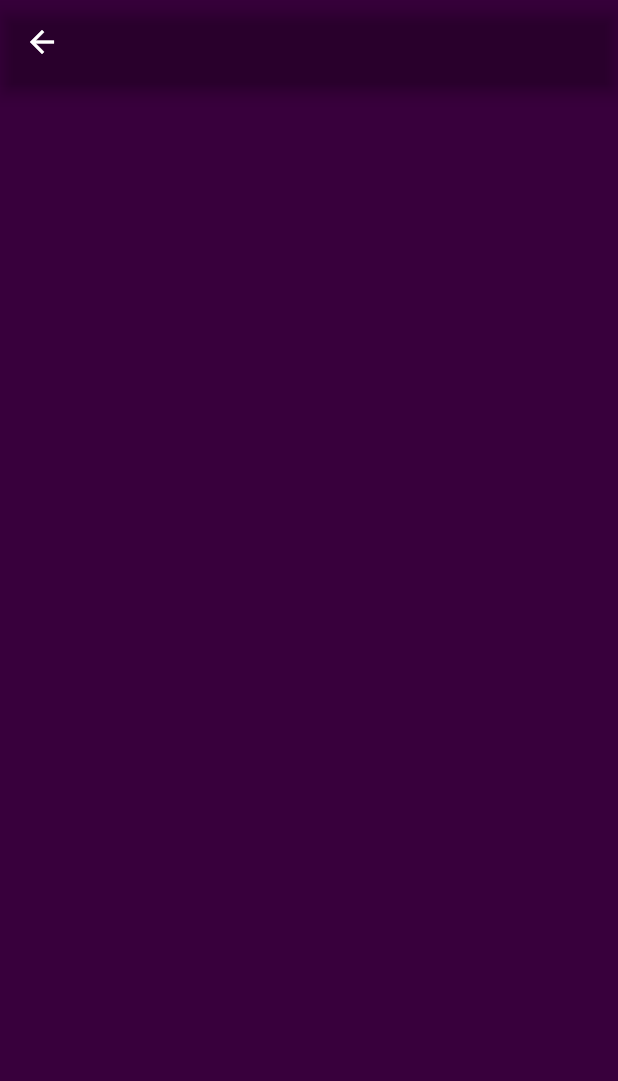
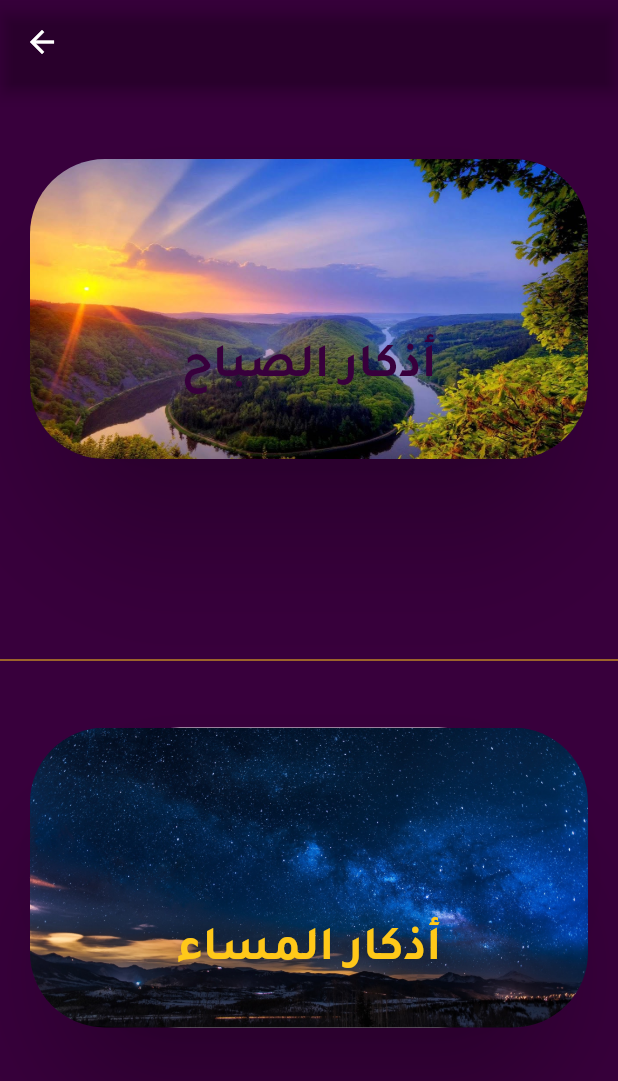
Before and after one commit to OmarHatem28/Emsakia-Ramadan, a Flutter app: the Azkar screen opened by its route, on a phone screen of 412 x 824 dp. Shown: the top 1081 px of the screen. Run offline on Flutter 3.47's test engine with Material 2 defaults, Android fonts, the phone set to English and light mode, and no system bars; our stand-ins replace cloud_firestore, flutter_swiper; missing offline and left inert: circle_wheel_scroll; accounts and stored records are empty.

Commit message:
Added Azkar Page to choose which zekr to display

```diff
--- a/lib/azkar.dart
+++ b/lib/azkar.dart
@@ -1,98 +1,87 @@
+import 'package:emsakia/evening_zekr.dart';
 import 'package:emsakia/main.dart';
 import 'package:flutter/material.dart';
-import 'package:cloud_firestore/cloud_firestore.dart';
-import 'package:flutter_swiper/flutter_swiper.dart';
-import 'Models/Azkar/AzkarContent.dart';
 
-class Azkar extends StatefulWidget {
-  @override
-  State<StatefulWidget> createState() => AzkarState();
-}
-
-class AzkarState extends State<Azkar> {
-  Stream firebaseStream;
-
-  List<AzkarContent> myAzkar = new List();
-
-  final MaterialColor primaryColorShades = MaterialColor(
-    0xFF38003C,
-    <int, Color>{
-      50: Color(0xFF38003C),
-      100: Color(0xFF38003C),
-      200: Color(0xFF38003C),
-      300: Color(0xFF38003C),
-      400: Color(0xFF38003C),
-      500: Color(0xFF38003C),
-      600: Color(0xFF38003C),
-      700: Color(0xFF38003C),
-      800: Color(0xFF38003C),
-      900: Color(0xFF38003C),
-    },
-  );
-
-  @override
-  void initState() {
-    super.initState();
-    firebaseStream = Firestore.instance.collection('evening_zekr').snapshots();
-  }
-
+class Azkar extends StatelessWidget {
   @override
   Widget build(BuildContext context) {
     return Scaffold(
       appBar: AppBar(
         backgroundColor: Colors.transparent,
       ),
-      body: buildBody(),
+      body: Center(
+        child: buildCards(context),
+        heightFactor: 200,
+      ),
       backgroundColor: primaryColorShades,
     );
   }
 
-  Widget buildBody() {
-    return StreamBuilder<QuerySnapshot>(
-      stream: firebaseStream,
-      builder: (context, snapshot) {
-        if (!snapshot.hasData) return CircularProgressIndicator();
-
-        snapshot.data.documents.forEach((doc) {
-//          print(doc.data);
-          myAzkar.add(AzkarContent.fromSnapShot(doc));
-        });
-        return buildSwiper(myAzkar);
-      },
-    );
-  }
-
-  Widget buildSwiper(List<AzkarContent> myAzkar) {
-    return new Swiper(
-      itemBuilder: (BuildContext context, int index) {
-        return buildItem(index);
-      },
-      itemCount: myAzkar.length,
-      itemWidth: MediaQuery.of(context).size.width - 10,
-      itemHeight: MediaQuery.of(context).size.height,
-      layout: SwiperLayout.TINDER,
-    );
-  }
-
-  Widget buildItem(int index) {
-    return Stack(
+  Widget buildCards(BuildContext context) {
+    return Column(
       children: <Widget>[
-        Card(
-          child: Image.asset('img/azkar_image.jpg'),
-          elevation: 4,
-          color: Colors.red,
+        Expanded(
+          child: Stack(
+            children: <Widget>[
+              Card(
+                child: GestureDetector(
+                  child: Container(
+                    height: 200,
+                    decoration: BoxDecoration(
+                        borderRadius: BorderRadius.circular(50),
+//            border: Border.all(),
+                        image: DecorationImage(
+                          image: AssetImage('img/morning1.jpg'),
+                          fit: BoxFit.fill,
+                        )),
+                  ),
+                  onTap: () => print("Hi"),
+                ),
+                elevation: 32,
+                margin: EdgeInsets.fromLTRB(20, 50, 20, 40),
+                shape: StadiumBorder(),
+              ),
+              Align(
+                child: Text("أذكار الصباح", style: TextStyle(color: primaryColorShades, fontWeight: FontWeight.bold, fontFamily: 'Tajawal', fontSize: 32),),
+              ),
+            ],
+          ),
         ),
-        Align(
-          child: Opacity(
-            opacity: 0.8,
-            child: Container(
-              color: Colors.black,
-              padding: EdgeInsets.all(10),
-              child: Text(myAzkar[index].zekr, style: MyTextStyle.minorText,),
-            ),
+        Divider(height: 10, color: Color(0xFFFFC819),),
+        Expanded(
+          child: Stack(
+            children: <Widget>[
+              Card(
+                child: GestureDetector(
+                  child: Container(
+                    height: 200,
+                    decoration: BoxDecoration(
+                        borderRadius: BorderRadius.circular(50),
+//            border: Border.all(),
+                        image: DecorationImage(
+                          image: AssetImage('img/evening3.jpg'),
+                          fit: BoxFit.fill,
+                        )),
+                  ),
+                  onTap: () {
+                    Navigator.push(
+                      context,
+                      MaterialPageRoute(builder: (context) => EveningZekr()),
+                    );
+                  },
+                ),
+                elevation: 32,
+                margin: EdgeInsets.fromLTRB(20, 40, 20, 50),
+                shape: StadiumBorder(),
+              ),
+              Align(
+                child: Text("أذكار المساء", style: TextStyle(color: Color(0xFFFFC819), fontWeight: FontWeight.bold, fontFamily: 'Tajawal', fontSize: 32),),
+              ),
+            ],
           ),
         ),
       ],
     );
   }
+
 }
--- a/lib/main.dart
+++ b/lib/main.dart
@@ -3,14 +3,13 @@ import 'package:emsakia/Models/CircularItem.dart';
 import 'package:emsakia/Models/DateAndTime/Data.dart';
 import 'package:emsakia/azkar.dart';
 import 'package:flutter/material.dart';
-import 'package:emsakia/Models/APIResponse.dart';
-import 'package:http/http.dart' as http;
+//import 'package:emsakia/Models/APIResponse.dart';
+//import 'package:http/http.dart' as http;
 import 'package:circle_wheel_scroll/circle_wheel_scroll_view.dart';
-import 'package:circle_wheel_scroll/circle_wheel_scroll_view.dart' as wheel;
-import 'dart:convert';
+//import 'dart:convert';
 import 'package:cloud_firestore/cloud_firestore.dart';
 import 'package:flutter_swiper/flutter_swiper.dart';
-import 'Models/FireStoreSingleton.dart';
+//import 'Models/FireStoreSingleton.dart';
 
 void main() => runApp(MyApp());
 
@@ -34,6 +33,22 @@ class MyApp extends StatelessWidget {
   }
 }
 
+final MaterialColor primaryColorShades = MaterialColor(
+  0xFF38003C,
+  <int, Color>{
+    50: Color(0xFF38003C),
+    100: Color(0xFF38003C),
+    200: Color(0xFF38003C),
+    300: Color(0xFF38003C),
+    400: Color(0xFF38003C),
+    500: Color(0xFF38003C),
+    600: Color(0xFF38003C),
+    700: Color(0xFF38003C),
+    800: Color(0xFF38003C),
+    900: Color(0xFF38003C),
+  },
+);
+
 class MyHomePage extends StatefulWidget {
   @override
   _MyHomePageState createState() => _MyHomePageState();
@@ -46,21 +61,6 @@ class _MyHomePageState extends State<MyHomePage> {
   bool notifications = true;
   int startingIndex = 0;
   var width = 0.0;
-  final MaterialColor primaryColorShades = MaterialColor(
-    0xFF38003C,
-    <int, Color>{
-      50: Color(0xFF38003C),
-      100: Color(0xFF38003C),
-      200: Color(0xFF38003C),
-      300: Color(0xFF38003C),
-      400: Color(0xFF38003C),
-      500: Color(0xFF38003C),
-      600: Color(0xFF38003C),
-      700: Color(0xFF38003C),
-      800: Color(0xFF38003C),
-      900: Color(0xFF38003C),
-    },
-  );
 
   List<CircularItem> listItems = [
     new CircularItem("الامساكية", 'img/ramdan_cover5.jpg'),
--- a/pubspec.yaml
+++ b/pubspec.yaml
@@ -50,6 +50,9 @@ flutter:
     - img/ramdan_cover1.jpg
     - img/ramdan_cover5.jpg
     - img/azkar_image.jpg
+    - img/evening3.jpg
+    - img/morning3.jpg
+    - img/morning1.jpg
 
   # An image asset can refer to one or more resolution-specific "variants", see
   # https://flutter.io/assets-and-images/#resolution-aware.
```
Also changed, not shown: lib/evening_zekr.dart (added, +105 -0 lines), img/evening3.jpg (added), img/morning1.jpg (added), img/morning3.jpg (added).
